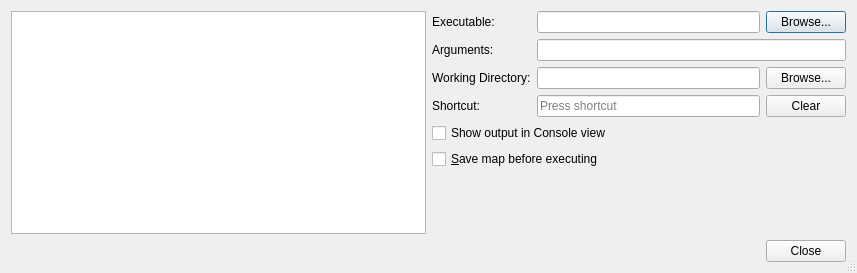
mapeditor/tiled, file src/tiled/commanddialog.ui: the form before one commit.
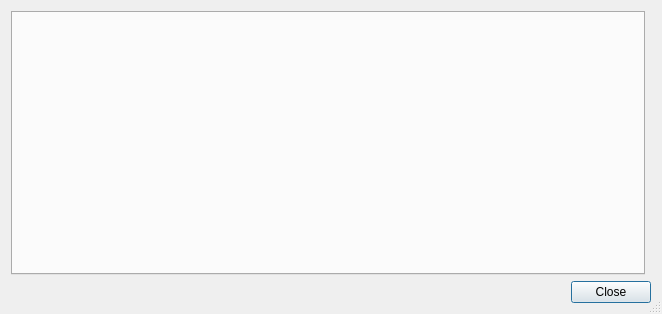
The form after the commit. Custom widgets are drawn as their Qt base class.

Commit message:
Added ability to set up project-specific custom commands
Also added a %projectpath variable for use when setting up a command.

Issue #1665

What changed in the file:
```diff
--- a/src/tiled/commanddialog.ui
+++ b/src/tiled/commanddialog.ui
@@ -6,16 +6,10 @@
    <rect>
     <x>0</x>
     <y>0</y>
-    <width>857</width>
-    <height>273</height>
+    <width>662</width>
+    <height>314</height>
    </rect>
   </property>
-  <property name="sizePolicy">
-   <sizepolicy hsizetype="Preferred" vsizetype="Fixed">
-    <horstretch>0</horstretch>
-    <verstretch>0</verstretch>
-   </sizepolicy>
-  </property>
   <property name="windowTitle">
    <string>Properties</string>
   </property>
@@ -24,142 +18,15 @@
   </property>
   <layout class="QGridLayout" name="gridLayout_2">
    <item row="0" column="0">
-    <widget class="Tiled::CommandTreeView" name="treeView">
-     <property name="sizePolicy">
-      <sizepolicy hsizetype="Expanding" vsizetype="Expanding">
-       <horstretch>0</horstretch>
-       <verstretch>0</verstretch>
-      </sizepolicy>
+    <widget class="QTabWidget" name="tabWidget">
+     <property name="currentIndex">
+      <number>-1</number>
      </property>
-     <property name="dragDropMode">
-      <enum>QAbstractItemView::DragDrop</enum>
-     </property>
-     <property name="alternatingRowColors">
-      <bool>true</bool>
-     </property>
-     <property name="selectionMode">
-      <enum>QAbstractItemView::ExtendedSelection</enum>
-     </property>
-     <property name="selectionBehavior">
-      <enum>QAbstractItemView::SelectRows</enum>
+     <property name="documentMode">
+      <bool>false</bool>
      </property>
     </widget>
    </item>
-   <item row="0" column="1">
-    <layout class="QGridLayout" name="gridLayout">
-     <item row="1" column="1" colspan="2">
-      <widget class="QLineEdit" name="argumentsEdit"/>
-     </item>
-     <item row="0" column="0">
-      <widget class="QLabel" name="label_2">
-       <property name="sizePolicy">
-        <sizepolicy hsizetype="Minimum" vsizetype="Fixed">
-         <horstretch>0</horstretch>
-         <verstretch>0</verstretch>
-        </sizepolicy>
-       </property>
-       <property name="text">
-        <string>Executable:</string>
-       </property>
-      </widget>
-     </item>
-     <item row="0" column="1">
-      <widget class="QLineEdit" name="executableEdit">
-       <property name="inputMask">
-        <string/>
-       </property>
-      </widget>
-     </item>
-     <item row="0" column="2">
-      <widget class="QPushButton" name="exBrowseButton">
-       <property name="text">
-        <string>Browse...</string>
-       </property>
-      </widget>
-     </item>
-     <item row="3" column="0">
-      <widget class="QLabel" name="label">
-       <property name="sizePolicy">
-        <sizepolicy hsizetype="Minimum" vsizetype="Fixed">
-         <horstretch>0</horstretch>
-         <verstretch>0</verstretch>
-        </sizepolicy>
-       </property>
-       <property name="text">
-        <string>Shortcut:</string>
-       </property>
-      </widget>
-     </item>
-     <item row="3" column="1">
-      <widget class="QKeySequenceEdit" name="keySequenceEdit">
-       <property name="sizePolicy">
-        <sizepolicy hsizetype="Expanding" vsizetype="Fixed">
-         <horstretch>0</horstretch>
-         <verstretch>0</verstretch>
-        </sizepolicy>
-       </property>
-      </widget>
-     </item>
-     <item row="3" column="2">
-      <widget class="QPushButton" name="clearButton">
-       <property name="text">
-        <string>Clear</string>
-       </property>
-      </widget>
-     </item>
-     <item row="5" column="0" colspan="3">
-      <widget class="QCheckBox" name="saveBox">
-       <property name="text">
-        <string>&amp;Save map before executing</string>
-       </property>
-      </widget>
-     </item>
-     <item row="6" column="0" colspan="3">
-      <spacer name="verticalSpacer">
-       <property name="orientation">
-        <enum>Qt::Vertical</enum>
-       </property>
-       <property name="sizeHint" stdset="0">
-        <size>
-         <width>20</width>
-         <height>40</height>
-        </size>
-       </property>
-      </spacer>
-     </item>
-     <item row="1" column="0">
-      <widget class="QLabel" name="label_3">
-       <property name="text">
-        <string>Arguments:</string>
-       </property>
-      </widget>
-     </item>
-     <item row="2" column="0">
-      <widget class="QLabel" name="label_4">
-       <property name="text">
-        <string>Working Directory:</string>
-       </property>
-      </widget>
-     </item>
-     <item row="2" column="1">
-      <widget class="QLineEdit" name="workingDirectoryEdit"/>
-     </item>
-     <item row="2" column="2">
-      <widget class="QPushButton" name="wdBrowseButton">
-       <property name="text">
-        <string>Browse...</string>
-       </property>
-      </widget>
-     </item>
-     <item row="4" column="0" colspan="3">
-      <widget class="QCheckBox" name="outputBox">
-       <property name="text">
-        <string>Show output in Console view</string>
-       </property>
-      </widget>
-     </item>
-    </layout>
-   </item>
    <item row="1" column="0" colspan="2">
     <layout class="QHBoxLayout" name="horizontalLayout">
      <property name="spacing">
@@ -195,13 +62,6 @@
    </item>
   </layout>
  </widget>
- <customwidgets>
-  <customwidget>
-   <class>Tiled::CommandTreeView</class>
-   <extends>QTreeView</extends>
-   <header>commanddialog.h</header>
-  </customwidget>
- </customwidgets>
  <tabstops>
   <tabstop>treeView</tabstop>
   <tabstop>executableEdit</tabstop>
```
Left out of the diff: 33 changed lines with no effect on the pictures. The commit also changes 15 other files.
